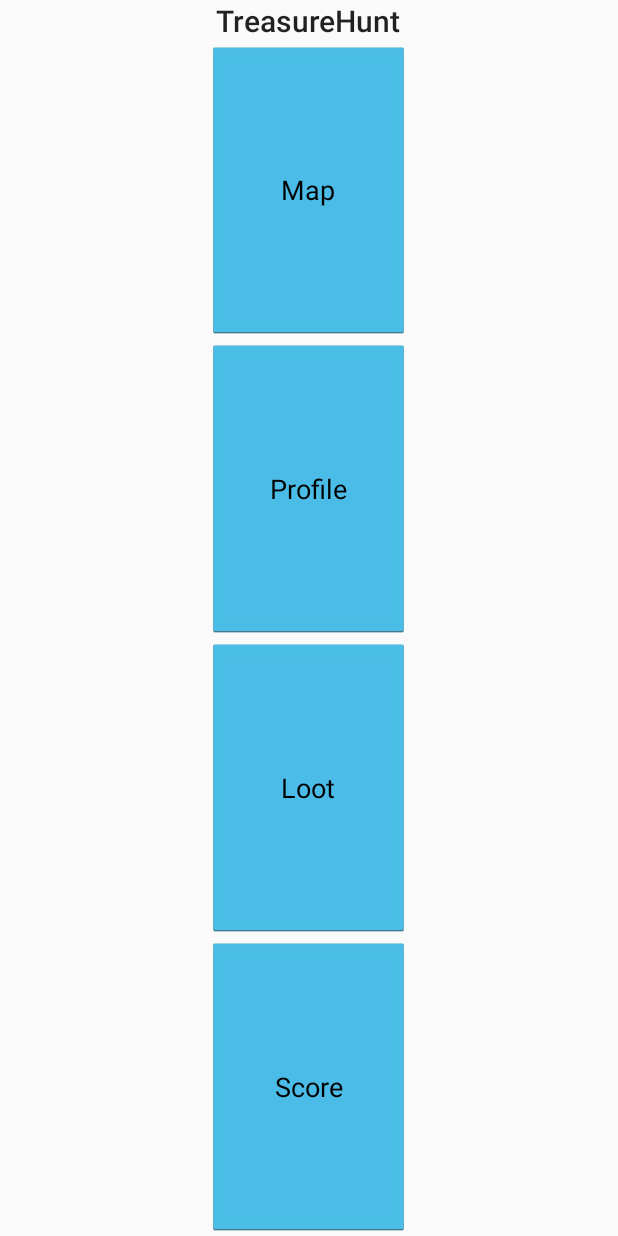
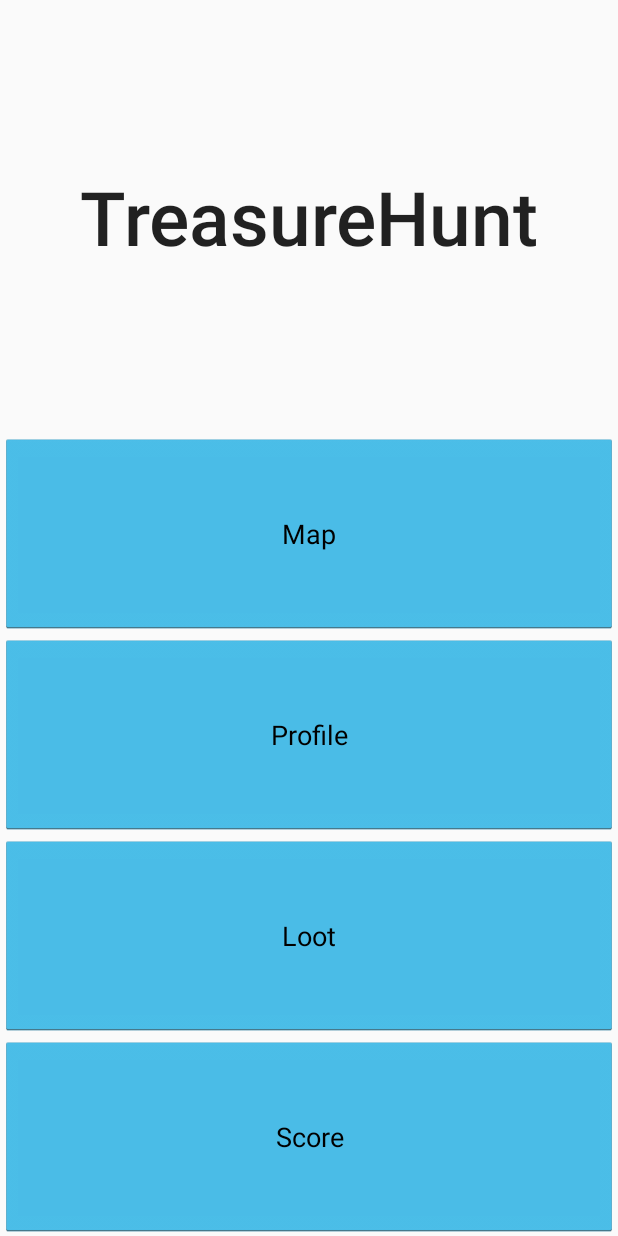
Before and after one commit to co0k/TreasureHunt, an Android app: the layout activity_home.xml on its own in the app's theme, with its tools: preview values and no code run, on a phone screen of 412 x 824 dp. Run offline under Robolectric (Android 15) with nearby library versions, the phone set to English and light mode, and no system bars.

Commit message:
simple server communication works now (stocks). some layout improvements

```diff
--- a/AndroidApp/TreasureHunt/app/src/main/java/at/tba/treasurehunt/activities/HomeActivity.java
+++ b/AndroidApp/TreasureHunt/app/src/main/java/at/tba/treasurehunt/activities/HomeActivity.java
@@ -1,5 +1,6 @@
 package at.tba.treasurehunt.activities;
 
+import android.app.Activity;
 import android.content.Intent;
 import android.support.v7.app.ActionBarActivity;
 import android.os.Bundle;
@@ -11,7 +12,7 @@ import at.tba.treasurehunt.R;
 import at.tba.treasurehunt.servercomm.ServerConnection;
 
 
-public class HomeActivity extends ActionBarActivity {
+public class HomeActivity extends Activity {
 
     @Override
     protected void onCreate(Bundle savedInstanceState) {
--- a/AndroidApp/TreasureHunt/app/src/main/java/at/tba/treasurehunt/activities/QuizActivity.java
+++ b/AndroidApp/TreasureHunt/app/src/main/java/at/tba/treasurehunt/activities/QuizActivity.java
@@ -76,6 +76,7 @@ public class QuizActivity extends Activity {
 
         return super.onOptionsItemSelected(item);
     }
+
 
 
     /**
--- a/AndroidApp/TreasureHunt/app/src/main/java/at/tba/treasurehunt/servercomm/ServerConnection.java
+++ b/AndroidApp/TreasureHunt/app/src/main/java/at/tba/treasurehunt/servercomm/ServerConnection.java
@@ -28,7 +28,7 @@ public class ServerConnection implements ServerComm {
     private final static String TAG = "TH-ServerConnection";
 
     private final WebSocketConnection mConnection = new WebSocketConnection();
-    private static final String SERVER_URI = "ws://173.25.3.179:8080/stocks";
+    private static final String SERVER_URI = "ws://philipp-m.de:8887/stocks";
    // private static final String SERVER_URI = "ws://echo.websocket.org";
 
 
--- a/AndroidApp/TreasureHunt/app/src/main/res/layout/activity_home.xml
+++ b/AndroidApp/TreasureHunt/app/src/main/res/layout/activity_home.xml
@@ -1,100 +1,71 @@
 <?xml version="1.0" encoding="utf-8"?>
 <LinearLayout xmlns:android="http://schemas.android.com/apk/res/android"
-    android:orientation="horizontal" android:layout_width="match_parent"
+    android:orientation="vertical" android:layout_width="match_parent"
     android:layout_height="match_parent"
-    android:weightSum="1">
-    <!--
-    <Button
-        android:layout_width="wrap_content"
-        android:layout_height="wrap_content"
-        android:text="Loot Loot Loot"
-        android:id="@+id/main_menu"
-        android:layout_alignParentTop="true"
-        android:layout_alignParentRight="true"
-        android:layout_alignParentEnd="true"
-        android:layout_alignParentLeft="true"
-        android:layout_alignParentStart="true" />
--->
+    android:weightSum="2">
 
 
 
-    <LinearLayout
-        android:layout_width="match_parent"
-        android:layout_height="match_parent"
-        android:orientation="vertical"
-        android:layout_gravity="bottom">
-
     <TextView
-            android:layout_width="wrap_content"
-            android:layout_height="wrap_content"
+        android:layout_width="fill_parent"
+        android:layout_height="fill_parent"
         android:text="TreasureHunt"
-            android:layout_gravity="center"
-            android:layout_weight="0"
-            style="@style/Base.TextAppearance.AppCompat.Title"/>
+        android:layout_weight="1.3"
+        style="@style/Base.TextAppearance.AppCompat.Title"
+        android:gravity="center"
+        android:textSize="50dp"
+        android:layout_gravity="center_horizontal|top" />
 
 
+    <LinearLayout
+        android:layout_width="fill_parent"
+        android:layout_height="fill_parent"
+        android:orientation="vertical"
+        android:gravity="bottom"
+        android:layout_gravity="center_horizontal|bottom"
+        android:layout_weight="0.7"
+
+        >
 
         <Button
-        android:layout_width="135dp"
-        android:layout_height="wrap_content"
+            android:layout_width="fill_parent"
+            android:layout_height="fill_parent"
             android:text="Map"
             android:id="@+id/map_view"
             android:onClick="onButtonPlayClick"
             android:layout_gravity="center"
-        android:layout_weight="0.12" />
+            android:layout_weight="0.25" />
 
         <Button
-        android:layout_width="135dp"
-        android:layout_height="wrap_content"
+            android:layout_width="fill_parent"
+            android:layout_height="fill_parent"
             android:text="Profile"
             android:id="@+id/profile_view"
             android:layout_gravity="center"
-        android:layout_weight="0.12" />
+            android:layout_weight="0.25" />
 
         <Button
-        android:layout_width="135dp"
-        android:layout_height="wrap_content"
+            android:layout_width="fill_parent"
+            android:layout_height="fill_parent"
             android:text="Loot"
             android:id="@+id/loot_view"
             android:clickable="true"
             android:onClick="onButtonInventoryClick"
             android:layout_gravity="center"
-        android:layout_weight="0.12" />
+            android:layout_weight="0.25" />
 
             <Button
-        android:layout_width="135dp"
-        android:layout_height="wrap_content"
+            android:layout_width="fill_parent"
+            android:layout_height="fill_parent"
             android:text="Score"
             android:id="@+id/score_view"
             android:clickable="true"
             android:onClick="onButtonHighscoresClick"
             android:layout_gravity="center"
-        android:layout_weight="0.12" />
+            android:layout_weight="0.25" />
 
     </LinearLayout>
-    <!--
-        <Button
-            android:layout_width="wrap_content"
-            android:layout_height="wrap_content"
-            android:text="Settings"
-            android:id="@+id/setting_view"
-            android:layout_marginTop="56dp"
-            android:layout_below="@+id/loot_view"
-            android:layout_alignLeft="@+id/loot_view"
-            android:layout_alignStart="@+id/loot_view"
-            android:clickable="true"
-            android:onClick="onButtonSettingsClick" />
-    -->
 
-<!--
 
-    <Button
-        android:layout_width="wrap_content"
-        android:layout_height="wrap_content"
-        android:text="Help"
-        android:id="@+id/help_view"
-        android:layout_alignTop="@+id/setting_view"
-        android:layout_alignLeft="@+id/score_view"
-        android:layout_alignStart="@+id/score_view" />
--->
+
 </LinearLayout>
--- a/AndroidApp/TreasureHunt/app/src/main/res/layout/activity_settings.xml
+++ b/AndroidApp/TreasureHunt/app/src/main/res/layout/activity_settings.xml
@@ -1,17 +1,6 @@
 <?xml version="1.0" encoding="utf-8"?>
 <RelativeLayout xmlns:android="http://schemas.android.com/apk/res/android"
     android:layout_width="match_parent" android:layout_height="match_parent">
-
-    <Button
-        android:layout_width="wrap_content"
-        android:layout_height="wrap_content"
-        android:text="Loot Loot Loot"
-        android:id="@+id/main_menu"
-        android:layout_alignParentTop="true"
-        android:layout_alignParentLeft="true"
-        android:layout_alignParentStart="true"
-        android:layout_alignParentRight="true"
-        android:layout_alignParentEnd="true" />
 
     <TextView
         android:layout_width="wrap_content"
@@ -20,7 +9,6 @@
         android:id="@+id/textView"
         android:textSize="40dp"
         android:textAlignment="center"
-        android:layout_below="@+id/main_menu"
         android:layout_centerHorizontal="true" />
 
     <CheckBox
--- a/AndroidApp/TreasureHunt/app/src/main/res/layout/activity_user_profile.xml
+++ b/AndroidApp/TreasureHunt/app/src/main/res/layout/activity_user_profile.xml
@@ -1,24 +1,12 @@
 <?xml version="1.0" encoding="utf-8"?>
 <RelativeLayout xmlns:android="http://schemas.android.com/apk/res/android"
     android:layout_width="match_parent" android:layout_height="match_parent">
-
-    <Button
-        android:layout_width="wrap_content"
-        android:layout_height="wrap_content"
-        android:text="Loot Loot Loot"
-        android:id="@+id/main_menu"
-        android:layout_alignParentTop="true"
-        android:layout_alignParentLeft="true"
-        android:layout_alignParentStart="true"
-        android:layout_alignParentRight="true"
-        android:layout_alignParentEnd="true" />
 
     <ImageView
         android:layout_width="wrap_content"
         android:layout_height="wrap_content"
         android:id="@+id/image_view"
         android:src="@mipmap/ic_launcher"
-        android:layout_below="@+id/main_menu"
         android:layout_alignParentRight="true"
         android:layout_alignParentEnd="true"
         android:layout_marginRight="60dp"
```
Lines whose indentation alone changed are shown as unchanged.
